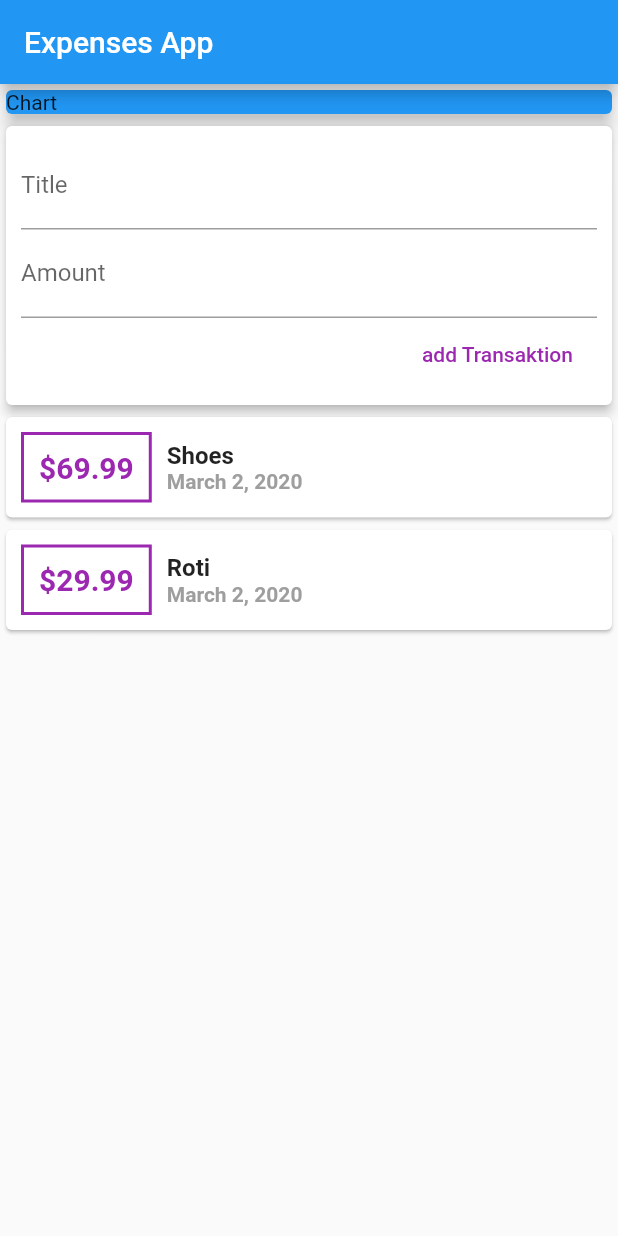
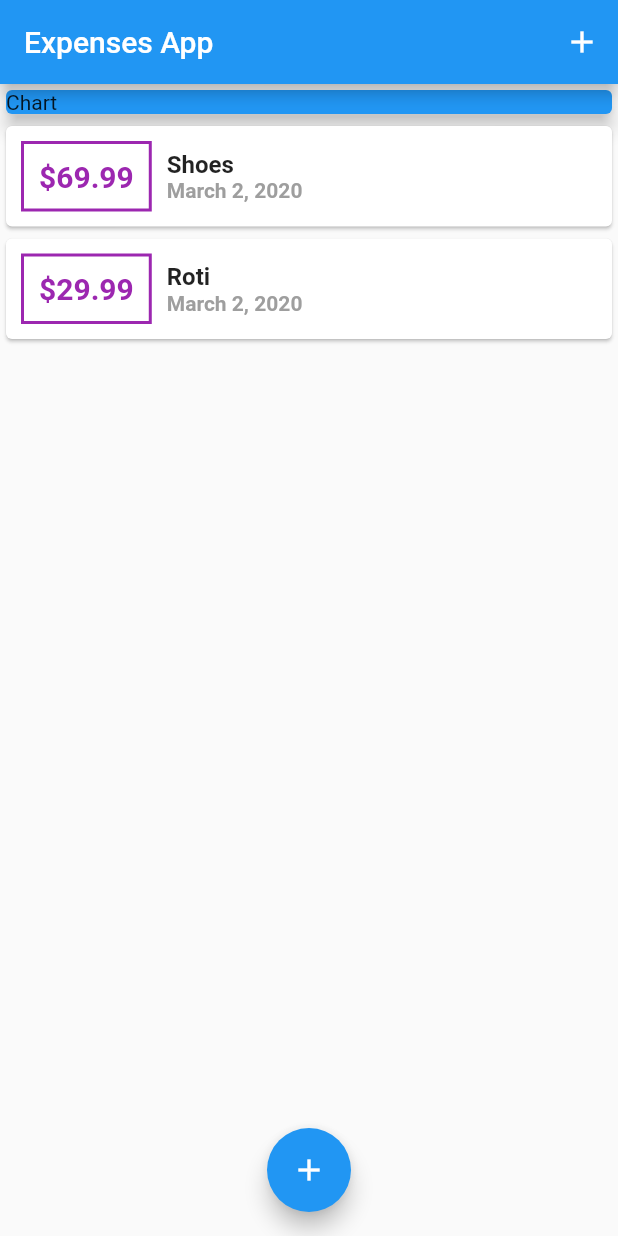
Before and after one commit to triyono777/expenses_app, a Flutter app: the screen it shows after launch, on a phone screen of 412 x 824 dp. Run offline on Flutter 3.47's test engine with Material 2 defaults, Android fonts, the phone set to English and light mode, and no system bars.

```diff
--- a/lib/main.dart
+++ b/lib/main.dart
@@ -1,11 +1,11 @@
-import './widgets/user_transaction.dart';
-
 import './widgets/new_transaction.dart';
 
 import './widgets/transaction_list.dart';
 import 'package:flutter/cupertino.dart';
 import 'package:flutter/material.dart';
 import 'package:flutter/widgets.dart';
+
+import 'models/transaction.dart';
 
 void main() => runApp(MyApp());
 
@@ -18,18 +18,71 @@ class MyApp extends StatelessWidget {
   }
 }
 
-class MyHomePage extends StatelessWidget {
+class MyHomePage extends StatefulWidget {
 //  String titleInput;
 //  String amountInput;
-  final titleController = TextEditingController();
-  final amountController = TextEditingController();
+  @override
+  _MyHomePageState createState() => _MyHomePageState();
+}
+
+class _MyHomePageState extends State<MyHomePage> {
+  final List<Transaction> _userTransaction = [
+    Transaction(
+      id: 't3',
+      title: 'Shoes',
+      amount: 69.99,
+      date: DateTime.now(),
+    ),
+    Transaction(
+      id: 't2',
+      title: 'Roti',
+      amount: 29.99,
+      date: DateTime.now(),
+    ),
+  ];
+
+  void _addNewTransaction(String txTitle, double txAmount) {
+    final newTx = Transaction(
+      title: txTitle,
+      amount: txAmount,
+      date: DateTime.now(),
+      id: DateTime.now().toString(),
+    );
+
+    setState(() {
+      _userTransaction.add(newTx);
+    });
+  }
+
+  void startAddnewTransaction(BuildContext ctx) {
+    showModalBottomSheet(
+        context: ctx,
+        builder: (_) {
+          return NewTransaction(
+            addTx: _addNewTransaction,
+          );
+        });
+  }
+
   @override
   Widget build(BuildContext context) {
     return Scaffold(
+      floatingActionButtonLocation: FloatingActionButtonLocation.centerFloat,
+      floatingActionButton: FloatingActionButton(
+        onPressed: () {},
+        child: Icon(Icons.add),
+      ),
       appBar: AppBar(
         title: Text('Expenses App'),
+        actions: <Widget>[
+          IconButton(
+            icon: Icon(Icons.add),
+            onPressed: () {},
           ),
-      body: Column(
+        ],
+      ),
+      body: SingleChildScrollView(
+        child: Column(
           children: <Widget>[
             Container(
               width: double.infinity,
@@ -39,8 +92,11 @@ class MyHomePage extends StatelessWidget {
                 child: Text('Chart'),
               ),
             ),
-          UserTranscation()
+            TransactionList(
+              transaction: _userTransaction,
+            )
           ],
+        ),
       ),
     );
   }
--- a/lib/widgets/transaction_list.dart
+++ b/lib/widgets/transaction_list.dart
@@ -8,16 +8,17 @@ class TransactionList extends StatelessWidget {
   TransactionList({@required this.transaction});
   @override
   Widget build(BuildContext context) {
-    return Column(
-      children: transaction.map((tx) {
-        return Container(
-//                width: 100,
-          child: Card(
+    return Container(
+      height: 300,
+      child: ListView.builder(
+        itemCount: transaction.length,
+        itemBuilder: (contxt, index) {
+          return Card(
             child: Row(
               children: <Widget>[
                 Container(
                   child: Text(
-                    '\$${tx.amount}',
+                    '\$${transaction[index].amount.toStringAsFixed(2)}',
                     style: TextStyle(
                       fontWeight: FontWeight.bold,
                       fontSize: 20,
@@ -34,14 +35,14 @@ class TransactionList extends StatelessWidget {
                   crossAxisAlignment: CrossAxisAlignment.start,
                   children: <Widget>[
                     Text(
-                      tx.title,
+                      transaction[index].title,
                       style: TextStyle(
                         fontWeight: FontWeight.bold,
                         fontSize: 16,
                       ),
                     ),
                     Text(
-                      DateFormat.yMMMMd().format(tx.date),
+                      DateFormat.yMMMMd().format(transaction[index].date),
                       style: TextStyle(
                         fontWeight: FontWeight.bold,
                         color: Colors.grey,
@@ -51,9 +52,9 @@ class TransactionList extends StatelessWidget {
                 ),
               ],
             ),
-          ),
-        );
-      }).toList(),
+          );
+        },
+      ),
     );
   }
 }
--- a/lib/widgets/user_transaction.dart
+++ /dev/null
@@ -1,54 +0,0 @@
-import '../models/transaction.dart';
-import 'package:flutter/material.dart';
-
-import './new_transaction.dart';
-import './transaction_list.dart';
-
-class UserTranscation extends StatefulWidget {
-  @override
-  _UserTranscationState createState() => _UserTranscationState();
-}
-
-class _UserTranscationState extends State<UserTranscation> {
-  final List<Transaction> _userTransaction = [
-    Transaction(
-      id: 't3',
-      title: 'Shoes',
-      amount: 69.99,
-      date: DateTime.now(),
-    ),
-    Transaction(
-      id: 't2',
-      title: 'Roti',
-      amount: 29.99,
-      date: DateTime.now(),
-    ),
-  ];
-
-  void _addNewTransaction(String txTitle, double txAmount) {
-    final newTx = Transaction(
-      title: txTitle,
-      amount: txAmount,
-      date: DateTime.now(),
-      id: DateTime.now().toString(),
-    );
-
-    setState(() {
-      _userTransaction.add(newTx);
-    });
-  }
-
-  @override
-  Widget build(BuildContext context) {
-    return Column(
-      children: <Widget>[
-        NewTransaction(
-          addTx: _addNewTransaction,
-        ),
-        TransactionList(
-          transaction: _userTransaction,
-        ),
-      ],
-    );
-  }
-}
```
Also changed, not shown: lib/widgets/new_transaction.dart (+15 -12 lines). Lines whose indentation alone changed are shown as unchanged.
